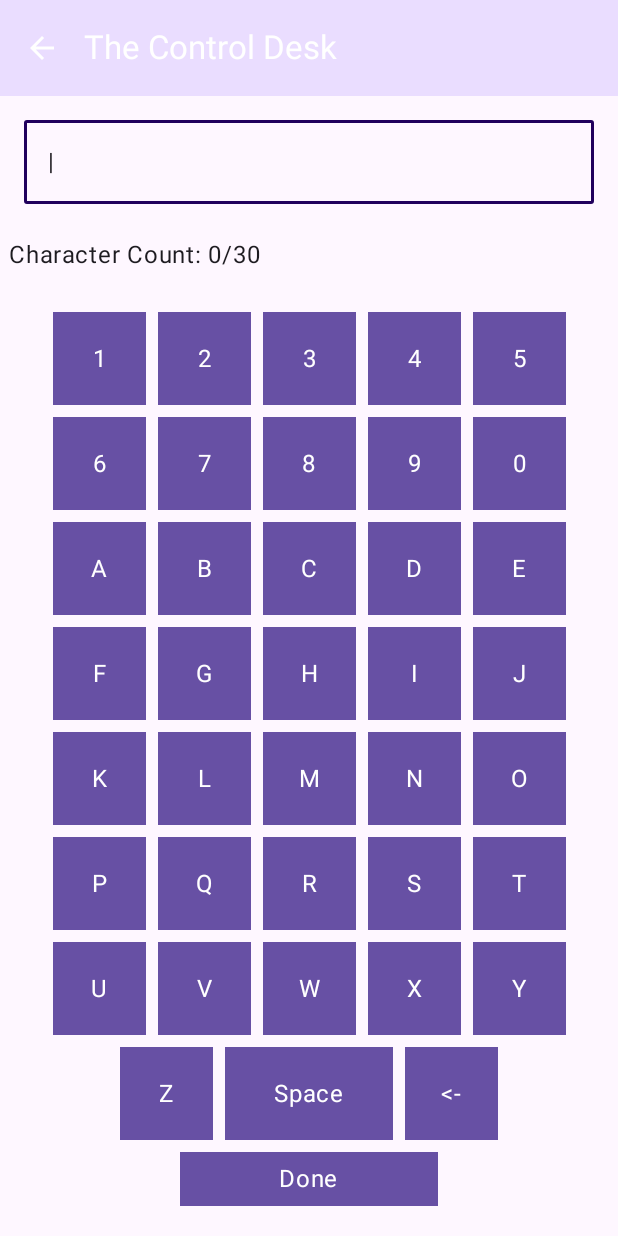
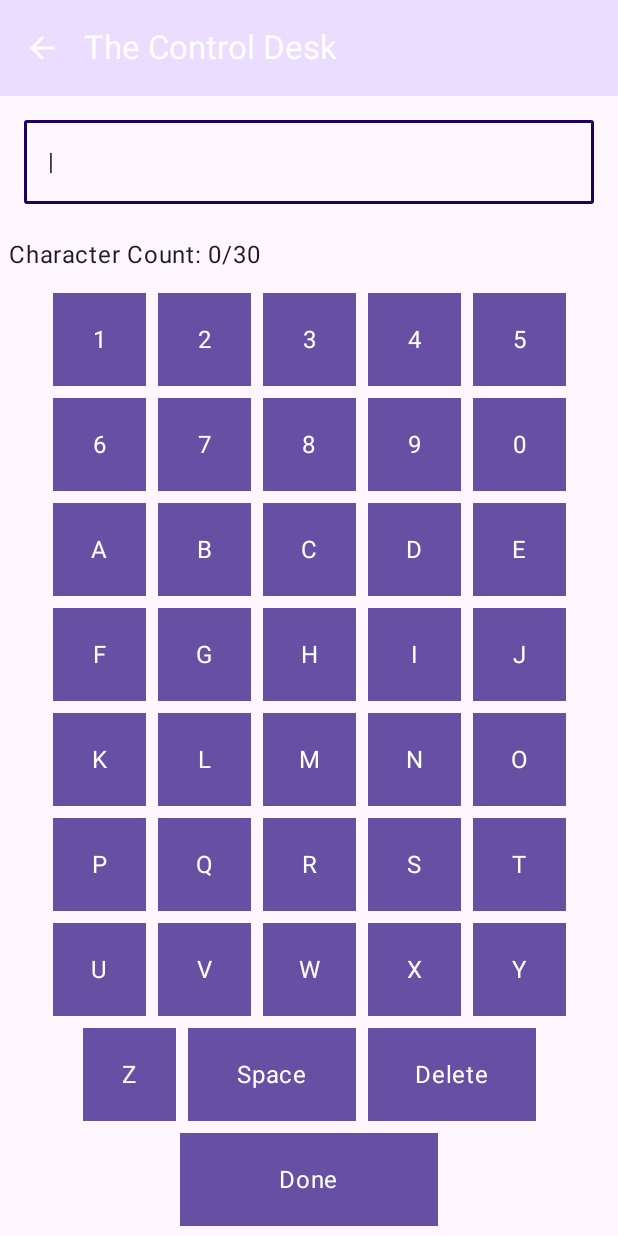
Before and after one commit to xgarcia17/MorseCoder, an Android app built with Jetpack Compose: the screen it shows after launch (MainActivity), after a tap on "Message your field agent", on a phone screen of 412 x 824 dp. Run offline under Robolectric (Android 15) with nearby library versions, the phone set to English and light mode, and no system bars.

Commit message:
feat: adjust for landscape; display screen-ish for when transmitting message

```diff
--- a/app/build.gradle.kts
+++ b/app/build.gradle.kts
@@ -55,4 +55,5 @@ dependencies {
    implementation(libs.androidx.lifecycle.viewmodel.android)
    implementation(libs.navigation.compose)
    implementation(libs.androidx.ui.tooling.preview.android)
+    implementation(libs.androidx.foundation.layout.android)
 }
--- a/app/src/main/java/com/zybooks/petadoption/MainActivity.kt
+++ b/app/src/main/java/com/zybooks/petadoption/MainActivity.kt
@@ -3,31 +3,33 @@ package com.zybooks.petadoption
 import android.os.Bundle
 import androidx.activity.ComponentActivity
 import androidx.activity.compose.setContent
-import androidx.compose.foundation.background
-import androidx.compose.foundation.layout.Arrangement
-import androidx.compose.foundation.layout.Box
-import androidx.compose.foundation.layout.Column
 import androidx.compose.foundation.layout.fillMaxSize
-import androidx.compose.foundation.layout.fillMaxWidth
-import androidx.compose.foundation.layout.padding
 import androidx.compose.material3.MaterialTheme
 import androidx.compose.material3.Surface
 import androidx.compose.ui.Modifier
-import androidx.compose.ui.graphics.Color
-import androidx.compose.ui.unit.dp
+import androidx.compose.ui.platform.LocalConfiguration
+import androidx.lifecycle.viewmodel.compose.viewModel
 import com.zybooks.petadoption.ui.MorseCoderApp
+import com.zybooks.petadoption.ui.OrientationViewModel
 import com.zybooks.petadoption.ui.theme.MorseCoderTheme
 
 class MainActivity : ComponentActivity() {
    override fun onCreate(savedInstanceState: Bundle?) {
       super.onCreate(savedInstanceState)
       setContent {
+         val orientationViewModel: OrientationViewModel = viewModel()
+
+         val configuration = LocalConfiguration.current
+         val isLandscape = configuration.orientation == android.content.res.Configuration.ORIENTATION_LANDSCAPE
+
+         // Update ViewModel based on orientation change
+         orientationViewModel.updateOrientation(isLandscape)
          MorseCoderTheme {
             Surface(
                modifier = Modifier.fillMaxSize(),
                color = MaterialTheme.colorScheme.background
             ) {
-               MorseCoderApp()
+               MorseCoderApp(orientationViewModel)
             }
          }
       }
--- a/app/src/main/java/com/zybooks/petadoption/ui/HelperComponents.kt
+++ b/app/src/main/java/com/zybooks/petadoption/ui/HelperComponents.kt
@@ -38,19 +38,32 @@ fun SquareButton(
 fun KeyButton(
     text: String,
     onClick: () -> Unit,
-    buttonWidth: Int = 70
+    buttonWidth: Int = 70,
+    buttonHeight: Int = 70,
+    sendingMessage: Boolean
 ) {
+    var color = MaterialTheme.colorScheme.primary
+    if (sendingMessage) {
+        color = MaterialTheme.colorScheme.error
+    }
+
     Box(
         modifier = Modifier
-            .height(70.dp)
+            .height(buttonHeight.dp)
             .width(buttonWidth.dp)
             .clip(RoundedCornerShape(4.dp))
             .padding(4.dp)
             .fillMaxWidth()
-            .background(MaterialTheme.colorScheme.primary)
+            .background(color)
             .clickable { onClick() },
         contentAlignment = Alignment.Center
     ) {
         Text(text, color = MaterialTheme.colorScheme.onPrimary)
     }
 }
+//@Composable
+//fun isInLandscape(): Boolean {
+//    val config = LocalConfiguration.current
+//    return config.orientation == android.content.res.Configuration.ORIENTATION_LANDSCAPE
+//}
+//
--- a/app/src/main/java/com/zybooks/petadoption/ui/MessengerScreen.kt
+++ b/app/src/main/java/com/zybooks/petadoption/ui/MessengerScreen.kt
@@ -1,11 +1,15 @@
 package com.zybooks.petadoption.ui
 
+import android.content.res.Configuration
+import android.inputmethodservice.Keyboard.Row
 import androidx.compose.foundation.border
 import androidx.compose.foundation.layout.Arrangement
 import androidx.compose.foundation.layout.Box
 import androidx.compose.foundation.layout.Column
 import androidx.compose.foundation.layout.Row
+import androidx.compose.foundation.layout.fillMaxSize
 import androidx.compose.foundation.layout.fillMaxWidth
+import androidx.compose.foundation.layout.offset
 import androidx.compose.foundation.layout.padding
 import androidx.compose.foundation.shape.RoundedCornerShape
 import androidx.compose.material3.MaterialTheme
@@ -17,10 +21,15 @@ import androidx.compose.runtime.getValue
 import androidx.compose.runtime.mutableStateOf
 import androidx.compose.runtime.remember
 import androidx.compose.runtime.setValue
+import androidx.compose.ui.Alignment
 import androidx.compose.ui.Modifier
+import androidx.compose.ui.platform.LocalConfiguration
 import androidx.compose.ui.platform.LocalContext
 import androidx.compose.ui.unit.dp
-import androidx.lifecycle.viewmodel.compose.viewModel
+import androidx.compose.ui.unit.sp
+import kotlinx.coroutines.CoroutineScope
+import kotlinx.coroutines.Dispatchers
+import kotlinx.coroutines.launch
 
 
 @Composable
@@ -31,21 +40,19 @@ fun MessengerScreen(
 ) {
     val context = LocalContext.current
     val charLimit = 30
+
     // Declare state to hold the message text
     var message by remember { mutableStateOf("") }
     var charCount by remember { mutableStateOf(0) }
+    var sendingMessage by remember { mutableStateOf(false) }
+
+    val config = LocalConfiguration.current
+    val isLandscape = config.orientation == Configuration.ORIENTATION_LANDSCAPE
 
     val audioViewModel = remember { AudioViewModel() }
     LaunchedEffect(Unit) {
         audioViewModel.initializeSoundPool(context)
     }
-
-    // Custom keyboard buttons (characters to be displayed)
-    val keyboardButtons = listOf(
-        "A", "B", "C", "D", "E", "F", "G", "H", "I", "J", "K", "L",
-        "M", "N", "O", "P", "Q", "R", "S", "T", "U", "V", "W", "X",
-        "Y", "Z", "0", "1", "2", "3", "4", "5", "6", "7", "8", "9", " "
-    )
 
     Scaffold(
         topBar = {
@@ -59,22 +66,34 @@ fun MessengerScreen(
         Column(
             modifier = modifier.padding(innerPadding)
         ) {
+            if (!sendingMessage) {
                 // Display the current message at the top
                 MessageInBox("$message|")
-
+                if (!isLandscape) {
                     Text(
                         text = "Character Count: $charCount/$charLimit",
                         modifier = Modifier.padding(6.dp)
                     )
+                }
+            } else {
+                Text(
+                    text = "TRANSMITTING MESSAGE",
+                    modifier = Modifier
+                        .align(Alignment.CenterHorizontally)
+                        .offset(y = 30.dp),
+                    color = MaterialTheme.colorScheme.error,
+                    fontSize = 24.sp
+                )
+            }
 
             Keyboard(
                 onButtonClick = { buttonText ->
                     when (buttonText) {
                         // backspace
-                        "<-" -> {
+                        "Delete" -> {
                             if (message.isNotEmpty()) {
                                 if (message.last() != ' ') {
-                                    charCount --
+                                    charCount--
                                 }
                                 message = message.dropLast(1)
                             }
@@ -87,18 +106,26 @@ fun MessengerScreen(
                         }
                         // submit message
                         "Done" -> {
-                            audioViewModel.playStringAudio(context, message)
+                            CoroutineScope(Dispatchers.Main).launch {
+                                sendingMessage = true
+                                charCount = 0
+                                // Wait for the audio to finish playing
+                                val job = audioViewModel.playStringAudio(message)
+                                job.join() // suspend until the audio finishes
+                                sendingMessage = false
                                 message = ""
-                            charCount = 0
                             }
+                        }
+
                         else -> {
                             if (charCount < 30) {
                                 message += buttonText
-                                charCount ++
+                                charCount++
                             }
                         }
                     }
-                }
+                },
+                sendingMessage = sendingMessage
             )
         }
     }
@@ -107,43 +134,63 @@ fun MessengerScreen(
 @Composable
 fun Keyboard(
     modifier: Modifier = Modifier,
-    onButtonClick: (String) -> Unit
+    onButtonClick: (String) -> Unit,
+    sendingMessage: Boolean
 ) {
-    val keyboardRows = listOf(
-        listOf("1", "2", "3", "4", "5"),  // Row 1: Numbers
-        listOf("6", "7", "8", "9", "0"),  // Row 2: Numbers
-        listOf("A", "B", "C", "D", "E"),  // Row 3: Letters
-        listOf("F", "G", "H", "I", "J"),  // Row 4: Letters
-        listOf("K", "L", "M", "N", "O"),  // Row 5: Letters
-        listOf("P", "Q", "R", "S", "T"),  // Row 6: Letters
-        listOf("U", "V", "W", "X", "Y"),  // Row 7: Letters
-        listOf("Z", "Space", "<-"), // Row 8: Special Keys
-        listOf("Done") // Row 9: Finish message
+    val config = LocalConfiguration.current
+    val isLandscape = config.orientation == Configuration.ORIENTATION_LANDSCAPE
+    var keyboardIndex by remember { mutableStateOf(0) }
+
+    val keyboardRowsPortrait = listOf(
+        listOf("1", "2", "3", "4", "5"),
+        listOf("6", "7", "8", "9", "0"),
+        listOf("A", "B", "C", "D", "E"),
+        listOf("F", "G", "H", "I", "J"),
+        listOf("K", "L", "M", "N", "O"),
+        listOf("P", "Q", "R", "S", "T"),
+        listOf("U", "V", "W", "X", "Y"),
+        listOf("Z", "Space", "Delete"),
+        listOf("Done")
     )
+    val keyboardRowsLandscape = listOf(
+        listOf("1", "2", "3", "4", "5", "6", "7", "8", "9", "0"),
+        listOf("A", "B", "C", "D", "E", "F", "G", "H", "I", "J", "K", "L", "M"),
+        listOf( "N", "O", "P", "Q", "R", "S", "T", "U", "V", "W", "X", "Y", "Z"),
+        listOf("Delete", "Space", "Done")
+    )
+    val keyboardRows = listOf(keyboardRowsPortrait, keyboardRowsLandscape)
 
-    // Create the keyboard UI
+    // Define button widths based on content
+    val defaultWidth = 70
+    var buttonHeight = 70
+    val buttonWidths = mapOf(
+        "Space" to 120,
+        "Delete" to 120,
+        "Done" to 180
+    ) // Create the keyboard UI
     Column(
-        modifier = modifier
-            .padding(16.dp)
-            .fillMaxWidth()
+        modifier = modifier.fillMaxSize(),
+        verticalArrangement = Arrangement.Center,
+        horizontalAlignment = Alignment.CenterHorizontally
     ) {
+        if (isLandscape) {
+            keyboardIndex = 1
+            buttonHeight = 50
+        }
         // Loop through each row and display the buttons
-        keyboardRows.forEach { row ->
+        keyboardRows[keyboardIndex].forEach { row ->
             Row(
                 modifier = Modifier.fillMaxWidth(),
                 horizontalArrangement = Arrangement.Center
             ) {
                 row.forEach { buttonText ->
-                    var buttonWidth = 70
-                    if (buttonText == "Space") {
-                        buttonWidth = 120
-                    } else if (buttonText == "Done") {
-                        buttonWidth = 180
-                    }
+                    val buttonWidth = buttonWidths[buttonText] ?: defaultWidth
                     KeyButton(
                         onClick = { onButtonClick(buttonText) },
                         text = buttonText,
-                        buttonWidth = buttonWidth
+                        buttonWidth = buttonWidth,
+                        buttonHeight = buttonHeight,
+                        sendingMessage = sendingMessage
                     )
                 }
             }
--- a/app/src/main/java/com/zybooks/petadoption/ui/MorseCoderApp.kt
+++ b/app/src/main/java/com/zybooks/petadoption/ui/MorseCoderApp.kt
@@ -1,6 +1,7 @@
 package com.zybooks.petadoption.ui
 
 import android.annotation.SuppressLint
+import android.content.res.Configuration
 import androidx.compose.foundation.Image
 import androidx.compose.foundation.clickable
 import androidx.compose.foundation.layout.Arrangement
@@ -11,8 +12,10 @@ import androidx.compose.foundation.layout.Spacer
 import androidx.compose.foundation.layout.fillMaxSize
 import androidx.compose.foundation.layout.fillMaxWidth
 import androidx.compose.foundation.layout.height
+import androidx.compose.foundation.layout.offset
 import androidx.compose.foundation.layout.padding
 import androidx.compose.foundation.layout.size
+import androidx.compose.foundation.layout.width
 import androidx.compose.foundation.lazy.grid.GridCells
 import androidx.compose.foundation.lazy.grid.LazyVerticalGrid
 import androidx.compose.material3.ExperimentalMaterial3Api
@@ -31,8 +34,13 @@ import androidx.compose.material.icons.filled.Share
 import androidx.compose.material3.Button
 import androidx.compose.material3.Icon
 import androidx.compose.material3.IconButton
+import androidx.compose.runtime.getValue
+import androidx.compose.runtime.mutableStateOf
+import androidx.compose.runtime.remember
+import androidx.compose.runtime.setValue
 import androidx.compose.ui.Alignment
 import androidx.compose.ui.layout.ContentScale
+import androidx.compose.ui.platform.LocalConfiguration
 import androidx.compose.ui.res.painterResource
 import androidx.compose.ui.text.style.TextAlign
 import androidx.compose.ui.tooling.preview.Preview
@@ -48,7 +56,7 @@ import com.zybooks.petadoption.ui.theme.MorseCoderTheme
 
 @SuppressLint("UnusedMaterial3ScaffoldPaddingParameter")
 @Composable
-fun MorseCoderApp() {
+fun MorseCoderApp(orientationViewModel: OrientationViewModel) {
    val navController = rememberNavController()
 
    NavHost(
@@ -135,6 +143,31 @@ fun StartScreen(
    onNavigateToMessagePassing: (String) -> Unit,
    onNavigateToLearner: (String) -> Unit
 ) {
+   val config = LocalConfiguration.current
+   val isLandscape = config.orientation == Configuration.ORIENTATION_LANDSCAPE
+
+   if (isLandscape) {
+      Row(
+         modifier = Modifier
+            .fillMaxSize()
+            .padding(16.dp)
+            .offset(y = 20.dp),
+         verticalAlignment = Alignment.CenterVertically,
+         horizontalArrangement = Arrangement.Center
+      ) {
+         SquareButton(
+            text = "Message your field agent",
+            onClick = { onNavigateToMessagePassing("The Control Desk") }
+         )
+
+         Spacer(modifier = Modifier.width(32.dp))
+
+         SquareButton(
+            text = "Learn Morse Code",
+            onClick = { onNavigateToLearner("Morse Code Teacher") }
+         )
+      }
+   } else {
       Column(
          modifier = Modifier
             .fillMaxSize()
@@ -153,6 +186,7 @@ fun StartScreen(
             text = "Learn Morse Code",
             onClick = { onNavigateToLearner("Morse Code Teacher") }
          )
+      }
    }
 }
 
--- /dev/null
+++ b/app/src/main/java/com/zybooks/petadoption/ui/OrientationViewModel.kt
@@ -0,0 +1,14 @@
+package com.zybooks.petadoption.ui
+
+import androidx.compose.runtime.getValue
+import androidx.compose.runtime.mutableStateOf
+import androidx.compose.runtime.setValue
+import androidx.lifecycle.ViewModel
+
+class OrientationViewModel : ViewModel() {
+    var orientation by mutableStateOf("portrait")
+
+    fun updateOrientation(isLandscape: Boolean) {
+        orientation = if (isLandscape) "landscape" else "portrait"
+    }
+}
--- a/gradle/libs.versions.toml
+++ b/gradle/libs.versions.toml
@@ -17,6 +17,7 @@ material3Android = "1.3.1"
 lifecycleViewmodelAndroid = "2.8.7"
 navigationComposeVersion = "2.8.9"
 uiToolingPreviewAndroid = "1.7.8"
+foundationLayoutAndroid = "1.7.2"
 
 [libraries]
 androidx-core-ktx = { group = "androidx.core", name = "core-ktx", version.ref = "coreKtx" }
@@ -42,6 +43,7 @@ androidx-material3-android = { group = "androidx.compose.material3", name = "mat
 androidx-lifecycle-viewmodel-android = { group = "androidx.lifecycle", name = "lifecycle-viewmodel-android", version.ref = "lifecycleViewmodelAndroid" }
 navigation-compose = { group = "androidx.navigation", name = "navigation-compose", version.ref = "navigationComposeVersion" }
 androidx-ui-tooling-preview-android = { group = "androidx.compose.ui", name = "ui-tooling-preview-android", version.ref = "uiToolingPreviewAndroid" }
+androidx-foundation-layout-android = { group = "androidx.compose.foundation", name = "foundation-layout-android", version.ref = "foundationLayoutAndroid" }
 
 [plugins]
 android-application = { id = "com.android.application", version.ref = "agp" }
```
Also changed, not shown: app/src/main/java/com/zybooks/petadoption/ui/AudioViewModel.kt (+7 -8 lines). Lines whose indentation alone changed are shown as unchanged.
